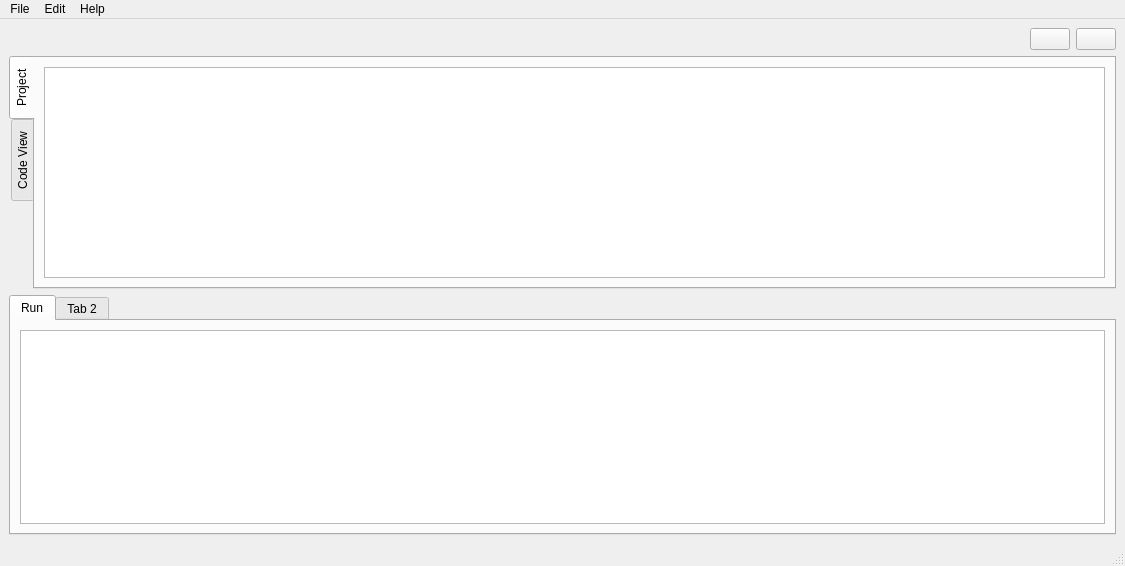
Old version of the form appData/editor.ui in the repository nikitka-lyceum/Editor.
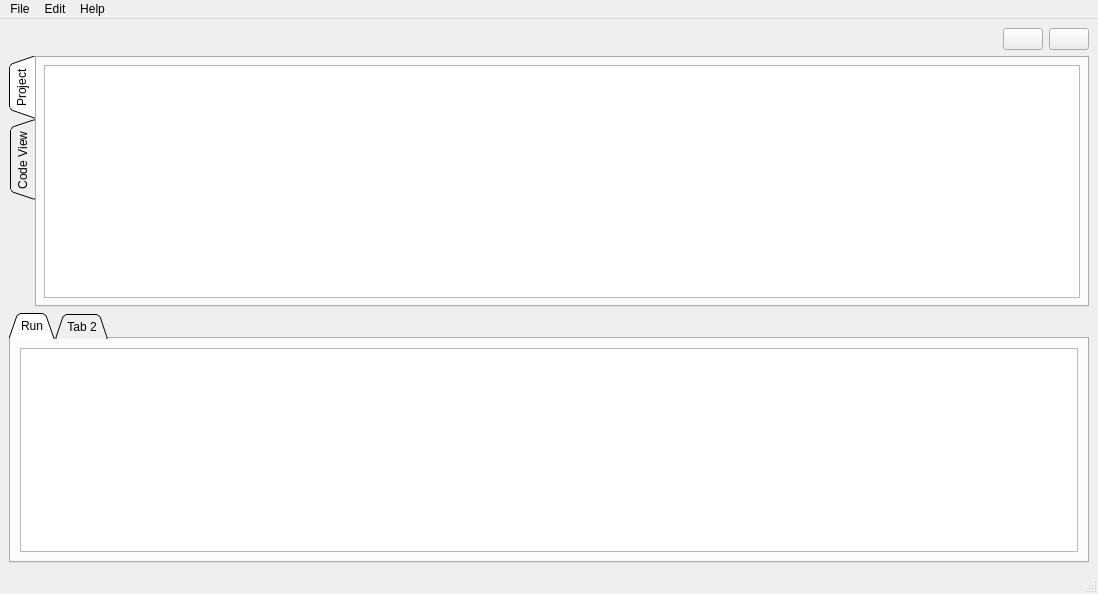
New version of the form. The open tabs and pages were chosen to show the change.

```diff
--- a/appData/editor.ui
+++ b/appData/editor.ui
@@ -9,8 +9,8 @@
    <rect>
     <x>0</x>
     <y>0</y>
-    <width>1125</width>
-    <height>566</height>
+    <width>1098</width>
+    <height>594</height>
    </rect>
   </property>
   <property name="windowTitle">
@@ -74,11 +74,20 @@
     </item>
     <item>
      <widget class="QTabWidget" name="tabWidget_2">
+      <property name="styleSheet">
+       <string notr="true">border-color: #000000;</string>
+      </property>
       <property name="tabPosition">
        <enum>QTabWidget::West</enum>
       </property>
+      <property name="tabShape">
+       <enum>QTabWidget::Triangular</enum>
+      </property>
       <property name="currentIndex">
-       <number>1</number>
+       <number>0</number>
+      </property>
+      <property name="documentMode">
+       <bool>false</bool>
       </property>
       <widget class="QWidget" name="tab_3">
        <attribute name="title">
@@ -117,6 +126,9 @@
     </item>
     <item>
      <widget class="QTabWidget" name="tabWidget">
+      <property name="tabShape">
+       <enum>QTabWidget::Triangular</enum>
+      </property>
       <property name="currentIndex">
        <number>0</number>
       </property>
@@ -146,12 +158,13 @@
     </item>
    </layout>
   </widget>
+  <widget class="QStatusBar" name="statusbar"/>
   <widget class="QMenuBar" name="menubar">
    <property name="geometry">
     <rect>
      <x>0</x>
      <y>0</y>
-     <width>1125</width>
+     <width>1098</width>
      <height>21</height>
     </rect>
    </property>
@@ -167,6 +180,20 @@
    <property name="nativeMenuBar">
     <bool>true</bool>
    </property>
+   <widget class="QMenu" name="menuEdit">
+    <property name="title">
+     <string>Edit</string>
+    </property>
+    <addaction name="actionFind"/>
+    <addaction name="actionCreate_Control_Point"/>
+    <addaction name="actionLoad_Control_Point"/>
+   </widget>
+   <widget class="QMenu" name="menuHelp">
+    <property name="title">
+     <string>Help</string>
+    </property>
+    <addaction name="actionInstruction_Git"/>
+   </widget>
    <widget class="QMenu" name="menu">
     <property name="title">
      <string>File</string>
@@ -195,25 +222,10 @@
     <addaction name="separator"/>
     <addaction name="actionExit_2"/>
    </widget>
-   <widget class="QMenu" name="menuEdit">
-    <property name="title">
-     <string>Edit</string>
-    </property>
-    <addaction name="actionFind"/>
-    <addaction name="actionCreate_Control_Point"/>
-    <addaction name="actionLoad_Control_Point"/>
-   </widget>
-   <widget class="QMenu" name="menuHelp">
-    <property name="title">
-     <string>Help</string>
-    </property>
-    <addaction name="actionInstruction_Git"/>
-   </widget>
    <addaction name="menu"/>
    <addaction name="menuEdit"/>
    <addaction name="menuHelp"/>
   </widget>
-  <widget class="QStatusBar" name="statusbar"/>
   <action name="actionSave">
    <property name="text">
     <string>New...</string>
```
